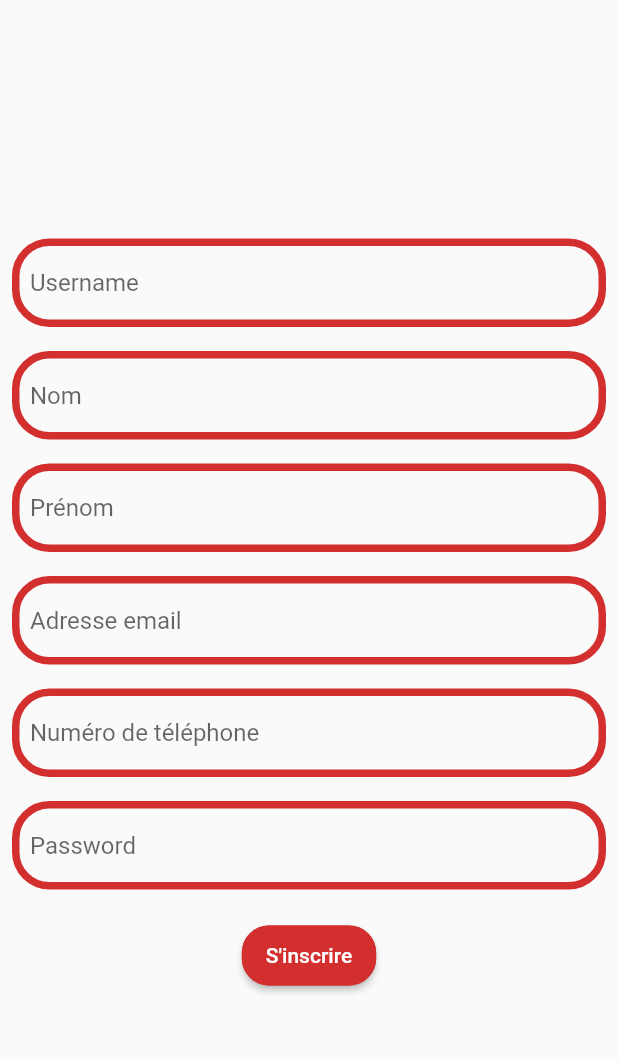
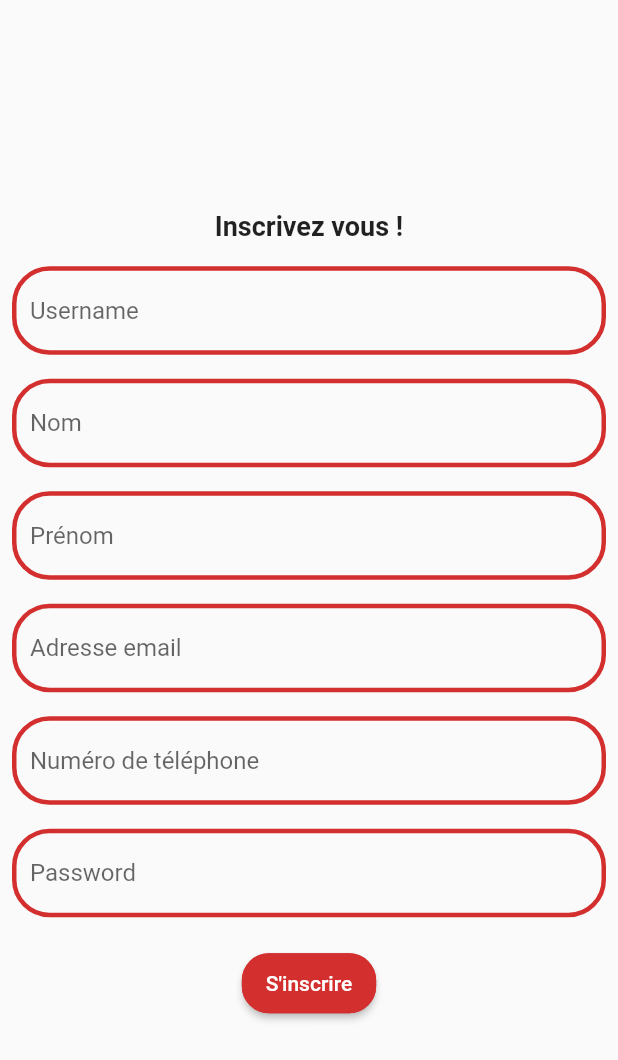
Before and after one commit to reborncor/socialgamblingfront, a Flutter app: the SignUp screen opened by its route, on a phone screen of 412 x 824 dp. Shown: the top 1060 px of the screen. Run offline on Flutter 3.47's test engine with Material 2 defaults, Android fonts, the phone set to English and light mode, and no system bars; our stand-ins replace email_validator, shared_preferences, socket_io_client, stop_watch_timer, video_player, video_player_web; missing offline and left inert: shared_preferences_web; accounts and stored records are empty.

Commit message:
design inscription

```diff
--- a/lib/signup/SignUp.dart
+++ b/lib/signup/SignUp.dart
@@ -32,6 +32,7 @@ class _SignUpState extends State<SignUp> {
           mainAxisAlignment: MainAxisAlignment.center,
           children: <Widget>[
 
+            Padding(padding: EdgeInsets.all(8),child: Text("Inscrivez vous !",style: TextStyle(fontWeight: FontWeight.bold, fontSize: 18, color: Colors.black87),),),
             Padding(padding: EdgeInsets.all(8),
                 child:   TextFormField(
                   controller: usernameController,
@@ -42,8 +43,8 @@ class _SignUpState extends State<SignUp> {
                     return null;
                   },
                   decoration: InputDecoration(
-                    enabledBorder: setOutlineBorder(5.0, 25.0, Colors.red[700]),
-                    focusedBorder: setOutlineBorder(5.0, 25.0, Colors.red[700]),
+                    enabledBorder: setOutlineBorder(3.0, 25.0, Colors.red[700]),
+                    focusedBorder: setOutlineBorder(3.0, 25.0, Colors.red[700]),
                     border: setOutlineBorder(5.0, 25.0, Colors.red[700]),
                     hintText: 'Username',
                   ),
@@ -58,8 +59,8 @@ class _SignUpState extends State<SignUp> {
                     return null;
                   },
                   decoration: InputDecoration(
-                    enabledBorder: setOutlineBorder(5.0, 25.0, Colors.red[700]),
-                    focusedBorder: setOutlineBorder(5.0, 25.0, Colors.red[700]),
+                    enabledBorder: setOutlineBorder(3.0, 25.0, Colors.red[700]),
+                    focusedBorder: setOutlineBorder(3.0, 25.0, Colors.red[700]),
                     border: setOutlineBorder(5.0, 25.0, Colors.red[700]),
                     hintText: 'Nom',
                   ),
@@ -74,8 +75,8 @@ class _SignUpState extends State<SignUp> {
                     return null;
                   },
                   decoration: InputDecoration(
-                    enabledBorder: setOutlineBorder(5.0, 25.0, Colors.red[700]),
-                    focusedBorder: setOutlineBorder(5.0, 25.0, Colors.red[700]),
+                    enabledBorder: setOutlineBorder(3.0, 25.0, Colors.red[700]),
+                    focusedBorder: setOutlineBorder(3.0, 25.0, Colors.red[700]),
                     border: setOutlineBorder(5.0, 25.0, Colors.red[700]),
                     hintText: 'Prénom',
                   ),
@@ -94,8 +95,8 @@ class _SignUpState extends State<SignUp> {
                     return null;
                   },
                   decoration: InputDecoration(
-                    enabledBorder: setOutlineBorder(5.0, 25.0, Colors.red[700]),
-                    focusedBorder: setOutlineBorder(5.0, 25.0, Colors.red[700]),
+                    enabledBorder: setOutlineBorder(3.0, 25.0, Colors.red[700]),
+                    focusedBorder: setOutlineBorder(3.0, 25.0, Colors.red[700]),
                     border: setOutlineBorder(5.0, 25.0, Colors.red[700]),
                     hintText: 'Adresse email',
                   ),
@@ -111,8 +112,8 @@ class _SignUpState extends State<SignUp> {
                     return null;
                   },
                   decoration: InputDecoration(
-                    enabledBorder: setOutlineBorder(5.0, 25.0, Colors.red[700]),
-                    focusedBorder: setOutlineBorder(5.0, 25.0, Colors.red[700]),
+                    enabledBorder: setOutlineBorder(3.0, 25.0, Colors.red[700]),
+                    focusedBorder: setOutlineBorder(3.0, 25.0, Colors.red[700]),
                     border: setOutlineBorder(5.0, 25.0, Colors.red[700]),
                     hintText: 'Numéro de téléphone',
                   ),
@@ -131,8 +132,8 @@ class _SignUpState extends State<SignUp> {
                 enableSuggestions: false,
                 autocorrect: false,
                 decoration: InputDecoration(
-                  focusedBorder: setOutlineBorder(5.0, 25.0, Colors.red[700]),
-                  enabledBorder: setOutlineBorder(5.0, 25.0, Colors.red[700]),
+                  focusedBorder: setOutlineBorder(3.0, 25.0, Colors.red[700]),
+                  enabledBorder: setOutlineBorder(3.0, 25.0, Colors.red[700]),
                   border:setOutlineBorder(5.0, 25.0, Colors.red[700]),
                   hintText: 'Password',
                 ),
```
Also changed, not shown: 1 other file.
